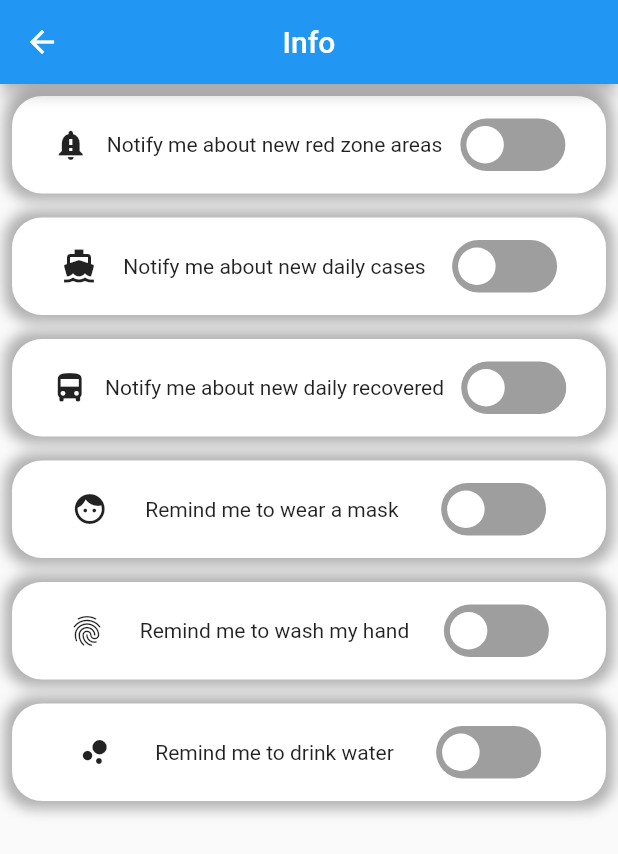
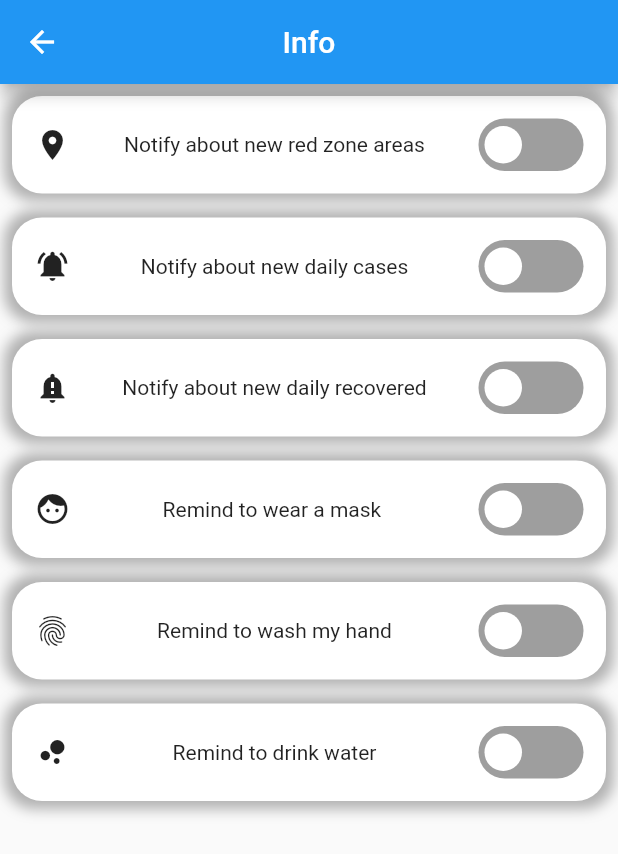
Before and after one commit to AdamHarith2510/flutter_app123, a Flutter app: the screen it shows after launch, after a tap on the "notifications" icon, on a phone screen of 412 x 824 dp. Shown: the top 854 px of the screen. Run offline on Flutter 3.47's test engine with Material 2 defaults, Android fonts, the phone set to English and light mode, and no system bars; drawn by our look-alikes of flutter_switch; our stand-ins replace page_transition, webview_flutter; missing offline and left inert: qr_code_scanner; network calls fail; statements that could not run were skipped; project files that could hold a hidden picture were left out.

Commit message:
Add files via upload

```diff
--- a/lib/main.dart
+++ b/lib/main.dart
@@ -13,6 +13,7 @@ class MyApp extends StatelessWidget {
   Widget build(BuildContext context) {
     return MaterialApp(
       title: 'Bottom Navigation Bar',
+      debugShowCheckedModeBanner: false,
       home: MyHomePage(),
     );
   }
@@ -77,6 +78,8 @@ class _MyHomePageState extends State<MyHomePage> {
       ),
       floatingActionButton: FloatingActionButton(
         child: Icon(Icons.notifications),
+        splashColor: Colors.purple,
+        backgroundColor: Colors.red,
         onPressed: () {
           Navigator.push(
               context,
--- a/lib/notification.dart
+++ b/lib/notification.dart
@@ -47,10 +47,10 @@ class _BodyLayoutState extends State<BodyLayout> {
           padding: EdgeInsets.all(15.0),
           margin: EdgeInsets.symmetric(vertical: 8.0, horizontal: 8.0),
           child: Row(
-            mainAxisAlignment: MainAxisAlignment.spaceEvenly,
+            mainAxisAlignment: MainAxisAlignment.spaceBetween,
             children: [
-              Icon(Icons.notification_important),
-              Text('Notify me about new red zone areas'),
+              Icon(Icons.location_on),
+              Text('Notify about new red zone areas'),
               FlutterSwitch(
                 value: status1,
                 onToggle: (val) {
@@ -77,10 +77,10 @@ class _BodyLayoutState extends State<BodyLayout> {
           padding: EdgeInsets.all(15.0),
           margin: EdgeInsets.symmetric(vertical: 8.0, horizontal: 8.0),
           child: Row(
-            mainAxisAlignment: MainAxisAlignment.spaceEvenly,
+            mainAxisAlignment: MainAxisAlignment.spaceBetween,
             children: [
-              Icon(Icons.directions_boat,),
-              Text('Notify me about new daily cases',),
+              Icon(Icons.notifications_active,),
+              Text('Notify about new daily cases',),
               FlutterSwitch(
                 value: status2,
                 onToggle: (val) {
@@ -107,10 +107,10 @@ class _BodyLayoutState extends State<BodyLayout> {
           padding: EdgeInsets.all(15.0),
           margin: EdgeInsets.symmetric(vertical: 8.0, horizontal: 8.0),
           child: Row(
-            mainAxisAlignment: MainAxisAlignment.spaceEvenly,
+            mainAxisAlignment: MainAxisAlignment.spaceBetween,
             children: [
-              Icon(Icons.directions_bus,),
-              Text('Notify me about new daily recovered',),
+              Icon(Icons.notification_important,),
+              Text('Notify about new daily recovered',),
               FlutterSwitch(
                 value: status3,
                 onToggle: (val) {
@@ -137,10 +137,10 @@ class _BodyLayoutState extends State<BodyLayout> {
           padding: EdgeInsets.all(15.0),
           margin: EdgeInsets.symmetric(vertical: 8.0, horizontal: 8.0),
           child: Row(
-            mainAxisAlignment: MainAxisAlignment.spaceEvenly,
+            mainAxisAlignment: MainAxisAlignment.spaceBetween,
             children: [
               Icon(Icons.face,),
-              Text('Remind me to wear a mask ',),
+              Text('Remind to wear a mask ',),
               FlutterSwitch(
                 value: status4,
                 onToggle: (val) {
@@ -167,10 +167,10 @@ class _BodyLayoutState extends State<BodyLayout> {
           padding: EdgeInsets.all(15.0),
           margin: EdgeInsets.symmetric(vertical: 8.0, horizontal: 8.0),
           child: Row(
-            mainAxisAlignment: MainAxisAlignment.spaceEvenly,
+            mainAxisAlignment: MainAxisAlignment.spaceBetween,
             children: [
               Icon(Icons.fingerprint,),
-              Text('Remind me to wash my hand',),
+              Text('Remind to wash my hand',),
               FlutterSwitch(
                 value: status5,
                 onToggle: (val) {
@@ -197,10 +197,10 @@ class _BodyLayoutState extends State<BodyLayout> {
           padding: EdgeInsets.all(15.0),
           margin: EdgeInsets.symmetric(vertical: 8.0, horizontal: 8.0),
           child: Row(
-            mainAxisAlignment: MainAxisAlignment.spaceEvenly,
+            mainAxisAlignment: MainAxisAlignment.spaceBetween,
             children: [
               Icon(Icons.bubble_chart,),
-              Text('Remind me to drink water',),
+              Text('Remind to drink water',),
               FlutterSwitch(
                 value: status6,
                 onToggle: (val) {
```
Also changed, not shown: lib/Outbreak Stages.dart (+8 -7 lines), lib/PPandemicContent.dart (+67 -67 lines), lib/cov.dart (+19 -19 lines), lib/home.dart (+14 -1 lines), lib/ppe.dart (+4 -4 lines).
